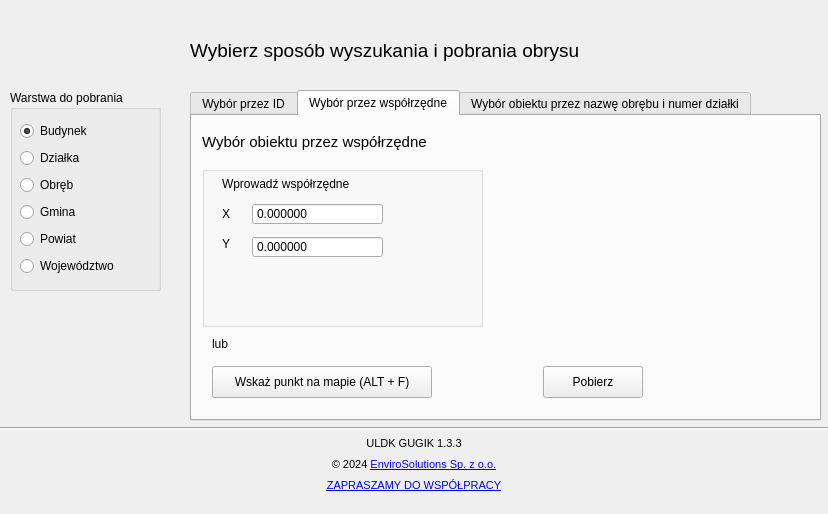
Old version of the form ui/uldk_gugik_dialog_base.ui in the repository envirosolutionspl/uldk_gugik.
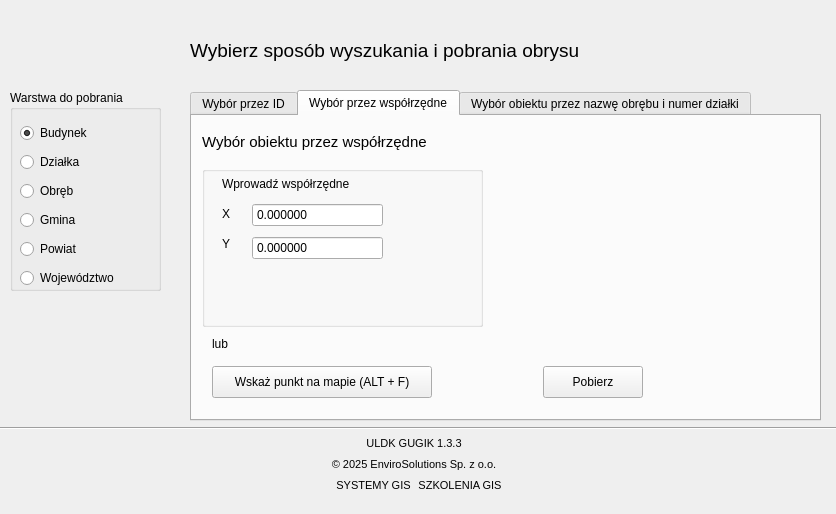
New version of the form. The open tabs and pages were chosen to show the change. Icons and pictures are not drawn. Custom widgets are drawn as their Qt base class.

The edit to the form file:
```diff
--- a/ui/uldk_gugik_dialog_base.ui
+++ b/ui/uldk_gugik_dialog_base.ui
@@ -9,7 +9,7 @@
    <rect>
     <x>0</x>
     <y>0</y>
-    <width>828</width>
+    <width>836</width>
     <height>514</height>
    </rect>
   </property>
@@ -296,7 +296,7 @@
         <x>50</x>
         <y>37</y>
         <width>131</width>
-        <height>22</height>
+        <height>24</height>
        </rect>
       </property>
       <property name="buttonSymbols">
@@ -315,7 +315,7 @@
         <x>50</x>
         <y>70</y>
         <width>131</width>
-        <height>22</height>
+        <height>24</height>
        </rect>
       </property>
       <property name="buttonSymbols">
@@ -711,8 +711,8 @@
      <rect>
       <x>10</x>
       <y>30</y>
-      <width>112</width>
-      <height>161</height>
+      <width>124</width>
+      <height>176</height>
      </rect>
     </property>
     <layout class="QVBoxLayout" name="verticalLayout">
@@ -872,7 +872,7 @@
          <bool>true</bool>
         </property>
         <property name="margin">
-         <number>9</number>
+         <number>14</number>
         </property>
        </widget>
       </item>
@@ -884,7 +884,7 @@
         <property name="verticalSpacing">
          <number>0</number>
         </property>
-        <item row="1" column="0">
+        <item row="1" column="0" colspan="2">
          <widget class="QLabel" name="lbl_copyrights">
           <property name="maximumSize">
            <size>
@@ -898,7 +898,7 @@
            </font>
           </property>
           <property name="text">
-           <string>&lt;html&gt;&lt;head/&gt;&lt;body&gt;&lt;p&gt;© 2024 &lt;a href=&quot;http://www.envirosolutions.pl/&quot;&gt;&lt;span style=&quot; text-decoration: underline; color:#0000ff;&quot;&gt;EnviroSolutions Sp. z o.o.&lt;/span&gt;&lt;/a&gt;&lt;/p&gt;&lt;/body&gt;&lt;/html&gt;</string>
+           <string>&lt;html&gt;&lt;head/&gt;&lt;body&gt;&lt;p&gt;© 2025 EnviroSolutions Sp. z o.o.&lt;/p&gt;&lt;/body&gt;&lt;/html&gt;</string>
           </property>
           <property name="textFormat">
            <enum>Qt::RichText</enum>
@@ -914,7 +914,7 @@
           </property>
          </widget>
         </item>
-        <item row="0" column="0">
+        <item row="0" column="0" colspan="2">
          <widget class="QLabel" name="lbl_pluginVersion">
           <property name="maximumSize">
            <size>
@@ -935,7 +935,31 @@
           </property>
          </widget>
         </item>
-        <item row="2" column="0">
+        <item row="2" column="1" alignment="Qt::AlignLeft|Qt::AlignVCenter">
+         <widget class="QLabel" name="lbl_szkolenia">
+          <property name="font">
+           <font>
+            <pointsize>8</pointsize>
+           </font>
+          </property>
+          <property name="text">
+           <string>&lt;html&gt;&lt;head/&gt;&lt;body&gt;&lt;p&gt;&lt;a href=&quot;https://envirosolutions.pl/oferta-szkoleniowa/?utm_source=stopka&amp;utm_medium=wtyczka&amp;utm_campaign=organic&amp;utm_term=uldk_gugik&quot;&gt;&lt;span style=&quot; text-decoration: underline; color:#0000ff;&quot;&gt;SZKOLENIA GIS&lt;/span&gt;&lt;/a&gt;&lt;/p&gt;&lt;/body&gt;&lt;/html&gt;</string>
+          </property>
+          <property name="textFormat">
+           <enum>Qt::RichText</enum>
+          </property>
+          <property name="alignment">
+           <set>Qt::AlignCenter</set>
+          </property>
+          <property name="openExternalLinks">
+           <bool>true</bool>
+          </property>
+          <property name="textInteractionFlags">
+           <set>Qt::TextBrowserInteraction</set>
+          </property>
+         </widget>
+        </item>
+        <item row="2" column="0" alignment="Qt::AlignRight">
          <widget class="QLabel" name="lbl_email">
           <property name="maximumSize">
            <size>
@@ -949,7 +973,7 @@
            </font>
           </property>
           <property name="text">
-           <string>&lt;html&gt;&lt;head/&gt;&lt;body&gt;&lt;p&gt;&lt;a href=&quot;mailto:office@envirosolutions.pl&quot;&gt;&lt;span style=&quot; text-decoration: underline; color:#0000ff;&quot;&gt;ZAPRASZAMY DO WSPÓŁPRACY&lt;/span&gt;&lt;/a&gt;&lt;/p&gt;&lt;/body&gt;&lt;/html&gt;</string>
+           <string>&lt;html&gt;&lt;head/&gt;&lt;body&gt;&lt;p&gt;&lt;a href=&quot;https://envirosolutions.pl/systemy-opensource-gis/?utm_source=stopka&amp;utm_medium=wtyczka&amp;utm_campaign=organic&amp;utm_term=uldk_gugik&quot;&gt;&lt;span style=&quot; text-decoration: underline; color:#0000ff;&quot;&gt;SYSTEMY GIS&lt;/span&gt;&lt;/a&gt;&lt;/p&gt;&lt;/body&gt;&lt;/html&gt;</string>
           </property>
           <property name="textFormat">
            <enum>Qt::RichText</enum>
```
